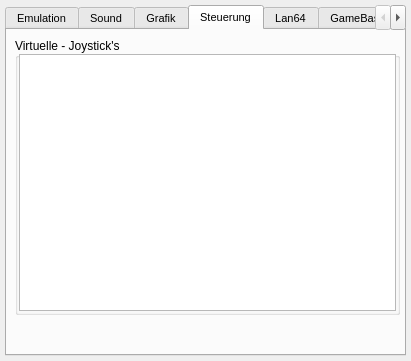
Before: the Qt Designer form setup_window.ui in ThKattanek/emu64, drawn with Qt 5.
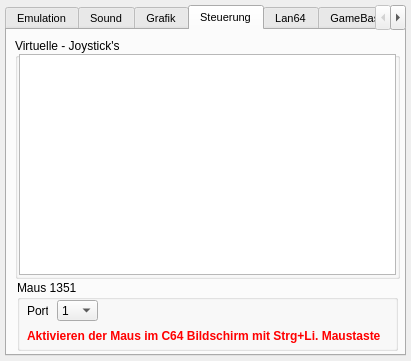
After: the same form once the commit is applied. The open tabs and pages were chosen to show the change.

Commit message: [ticket#38] Mouse 1531 Support eingebaut. Port per Einstellungs Dialog wählbar (1 + 2) Einschalten im C64 Screen mit Strg+Li.Maustaste QUAD BILATERAL SWITCH 4066 wird auch Emuliert, steuert PortA und PortB für AD Wandlung

Patch:
```diff
--- a/setup_window.ui
+++ b/setup_window.ui
@@ -382,7 +382,7 @@
        <x>8</x>
        <y>8</y>
        <width>385</width>
-       <height>277</height>
+       <height>241</height>
       </rect>
      </property>
      <property name="title">
@@ -394,7 +394,7 @@
         <x>4</x>
         <y>16</y>
         <width>377</width>
-        <height>257</height>
+        <height>221</height>
        </rect>
       </property>
       <property name="font">
@@ -425,6 +425,90 @@
       </attribute>
      </widget>
     </widget>
+    <widget class="QGroupBox" name="groupBox_2">
+     <property name="geometry">
+      <rect>
+       <x>10</x>
+       <y>250</y>
+       <width>381</width>
+       <height>71</height>
+      </rect>
+     </property>
+     <property name="title">
+      <string>Maus 1351</string>
+     </property>
+     <widget class="QLabel" name="label_2">
+      <property name="geometry">
+       <rect>
+        <x>10</x>
+        <y>20</y>
+        <width>21</width>
+        <height>21</height>
+       </rect>
+      </property>
+      <property name="font">
+       <font>
+        <pointsize>9</pointsize>
+       </font>
+      </property>
+      <property name="text">
+       <string>Port</string>
+      </property>
+     </widget>
+     <widget class="QComboBox" name="MausPort">
+      <property name="enabled">
+       <bool>true</bool>
+      </property>
+      <property name="geometry">
+       <rect>
+        <x>40</x>
+        <y>20</y>
+        <width>41</width>
+        <height>21</height>
+       </rect>
+      </property>
+      <property name="font">
+       <font>
+        <pointsize>9</pointsize>
+       </font>
+      </property>
+      <property name="toolTip">
+       <string>Hier kann man das Screenshot Format einstellen.</string>
+      </property>
+      <item>
+       <property name="text">
+        <string>1</string>
+       </property>
+      </item>
+      <item>
+       <property name="text">
+        <string>2</string>
+       </property>
+      </item>
+     </widget>
+     <widget class="QLabel" name="label_3">
+      <property name="geometry">
+       <rect>
+        <x>10</x>
+        <y>40</y>
+        <width>361</width>
+        <height>31</height>
+       </rect>
+      </property>
+      <property name="font">
+       <font>
+        <weight>75</weight>
+        <bold>true</bold>
+       </font>
+      </property>
+      <property name="styleSheet">
+       <string notr="true">color: rgb(255, 0, 0);</string>
+      </property>
+      <property name="text">
+       <string>Aktivieren der Maus im C64 Bildschirm mit Strg+Li. Maustaste</string>
+      </property>
+     </widget>
+    </widget>
    </widget>
    <widget class="QWidget" name="Lan64Tab">
     <property name="enabled">
```
Left out of the diff: 2 changed lines with no effect on the pictures. The commit also changes 8 other files.
